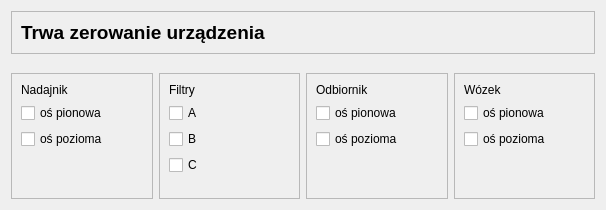
This is CzujkiLinioweApp/oknozerowanieurzadzenia.ui in wiacekmarcin/CzujkiLiniowe as Qt 5 draws it before an edit. The edited form follows.
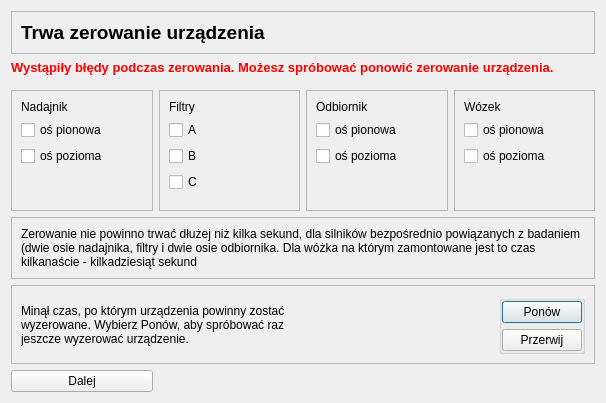
This is the edited form.

Diff of the .ui file:
```diff
--- a/CzujkiLinioweApp/oknozerowanieurzadzenia.ui
+++ b/CzujkiLinioweApp/oknozerowanieurzadzenia.ui
@@ -7,14 +7,178 @@
     <x>0</x>
     <y>0</y>
     <width>606</width>
-    <height>210</height>
+    <height>403</height>
    </rect>
   </property>
   <property name="windowTitle">
    <string>Czujki Liniowe - zerowanie urządzenia</string>
   </property>
   <layout class="QGridLayout" name="gridLayout">
-   <item row="2" column="0">
+   <item row="5" column="0" colspan="4">
+    <widget class="QFrame" name="frameError">
+     <property name="frameShape">
+      <enum>QFrame::StyledPanel</enum>
+     </property>
+     <property name="frameShadow">
+      <enum>QFrame::Raised</enum>
+     </property>
+     <layout class="QHBoxLayout" name="horizontalLayout_3">
+      <item>
+       <widget class="QLabel" name="label_5">
+        <property name="text">
+         <string>Minął czas, po którym urządzenia powinny zostać wyzerowane. Wybierz Ponów, aby spróbować raz jeszcze wyzerować urządzenie. </string>
+        </property>
+        <property name="wordWrap">
+         <bool>true</bool>
+        </property>
+       </widget>
+      </item>
+      <item>
+       <spacer name="horizontalSpacer">
+        <property name="orientation">
+         <enum>Qt::Horizontal</enum>
+        </property>
+        <property name="sizeHint" stdset="0">
+         <size>
+          <width>40</width>
+          <height>20</height>
+         </size>
+        </property>
+       </spacer>
+      </item>
+      <item>
+       <widget class="QGroupBox" name="groupBox">
+        <property name="title">
+         <string/>
+        </property>
+        <layout class="QVBoxLayout" name="verticalLayout_5">
+         <property name="spacing">
+          <number>6</number>
+         </property>
+         <property name="leftMargin">
+          <number>0</number>
+         </property>
+         <property name="topMargin">
+          <number>0</number>
+         </property>
+         <property name="rightMargin">
+          <number>0</number>
+         </property>
+         <property name="bottomMargin">
+          <number>0</number>
+         </property>
+         <item>
+          <widget class="QPushButton" name="pbAgain">
+           <property name="text">
+            <string>Ponów</string>
+           </property>
+          </widget>
+         </item>
+         <item>
+          <widget class="QPushButton" name="pbBreak">
+           <property name="text">
+            <string>Przerwij</string>
+           </property>
+          </widget>
+         </item>
+        </layout>
+       </widget>
+      </item>
+     </layout>
+    </widget>
+   </item>
+   <item row="4" column="0" colspan="4">
+    <widget class="QFrame" name="frame">
+     <property name="frameShape">
+      <enum>QFrame::StyledPanel</enum>
+     </property>
+     <property name="frameShadow">
+      <enum>QFrame::Raised</enum>
+     </property>
+     <layout class="QHBoxLayout" name="horizontalLayout_2">
+      <item>
+       <widget class="QLabel" name="label_4">
+        <property name="text">
+         <string>Zerowanie nie powinno trwać dłużej niż kilka sekund, dla silników bezpośrednio powiązanych z badaniem (dwie osie nadajnika, filtry i dwie osie odbiornika. Dla wóżka na którym zamontowane jest to czas kilkanaście - kilkadziesiąt sekund</string>
+        </property>
+        <property name="wordWrap">
+         <bool>true</bool>
+        </property>
+       </widget>
+      </item>
+     </layout>
+    </widget>
+   </item>
+   <item row="1" column="0" colspan="4">
+    <widget class="QLabel" name="error">
+     <property name="font">
+      <font>
+       <pointsize>10</pointsize>
+       <bold>true</bold>
+      </font>
+     </property>
+     <property name="styleSheet">
+      <string notr="true">color:red</string>
+     </property>
+     <property name="text">
+      <string>Wystąpiły błędy podczas zerowania. Możesz spróbować ponowić zerowanie urządzenia.</string>
+     </property>
+    </widget>
+   </item>
+   <item row="3" column="1">
+    <widget class="QFrame" name="frame_filtry">
+     <property name="frameShape">
+      <enum>QFrame::StyledPanel</enum>
+     </property>
+     <property name="frameShadow">
+      <enum>QFrame::Raised</enum>
+     </property>
+     <layout class="QVBoxLayout" name="verticalLayout_2">
+      <item>
+       <widget class="QLabel" name="label_2">
+        <property name="text">
+         <string>Filtry</string>
+        </property>
+       </widget>
+      </item>
+      <item>
+       <widget class="QCheckBox" name="rb_a">
+        <property name="text">
+         <string>A</string>
+        </property>
+       </widget>
+      </item>
+      <item>
+       <widget class="QCheckBox" name="rb_b">
+        <property name="text">
+         <string>B</string>
+        </property>
+       </widget>
+      </item>
+      <item>
+       <widget class="QCheckBox" name="rb_c">
+        <property name="text">
+         <string>C</string>
+        </property>
+       </widget>
+      </item>
+      <item>
+       <spacer name="verticalSpacer_4">
+        <property name="orientation">
+         <enum>Qt::Vertical</enum>
+        </property>
+        <property name="sizeHint" stdset="0">
+         <size>
+          <width>20</width>
+          <height>40</height>
+         </size>
+        </property>
+       </spacer>
+      </item>
+     </layout>
+    </widget>
+   </item>
+   <item row="3" column="0">
     <widget class="QFrame" name="frame_nadajnik">
      <property name="frameShape">
       <enum>QFrame::StyledPanel</enum>
@@ -60,7 +224,7 @@
      </layout>
     </widget>
    </item>
-   <item row="2" column="2">
+   <item row="3" column="2">
     <widget class="QFrame" name="frame_odbiornik">
      <property name="frameShape">
       <enum>QFrame::StyledPanel</enum>
@@ -106,73 +270,7 @@
      </layout>
     </widget>
    </item>
-   <item row="2" column="1">
-    <widget class="QFrame" name="frame_filtry">
-     <property name="frameShape">
-      <enum>QFrame::StyledPanel</enum>
-     </property>
-     <property name="frameShadow">
-      <enum>QFrame::Raised</enum>
-     </property>
-     <layout class="QVBoxLayout" name="verticalLayout_2">
-      <item>
-       <widget class="QLabel" name="label_2">
-        <property name="text">
-         <string>Filtry</string>
-        </property>
-       </widget>
-      </item>
-      <item>
-       <widget class="QCheckBox" name="rb_a">
-        <property name="text">
-         <string>A</string>
-        </property>
-       </widget>
-      </item>
-      <item>
-       <widget class="QCheckBox" name="rb_b">
-        <property name="text">
-         <string>B</string>
-        </property>
-       </widget>
-      </item>
-      <item>
-       <widget class="QCheckBox" name="rb_c">
-        <property name="text">
-         <string>C</string>
-        </property>
-       </widget>
-      </item>
-      <item>
-       <spacer name="verticalSpacer_4">
-        <property name="orientation">
-         <enum>Qt::Vertical</enum>
-        </property>
-        <property name="sizeHint" stdset="0">
-         <size>
-          <width>20</width>
-          <height>40</height>
-         </size>
-        </property>
-       </spacer>
-      </item>
-     </layout>
-    </widget>
-   </item>
-   <item row="1" column="0">
-    <spacer name="verticalSpacer">
-     <property name="orientation">
-      <enum>Qt::Vertical</enum>
-     </property>
-     <property name="sizeHint" stdset="0">
-      <size>
-       <width>20</width>
-       <height>40</height>
-      </size>
-     </property>
-    </spacer>
-   </item>
-   <item row="2" column="3">
+   <item row="3" column="3">
     <widget class="QFrame" name="frame_wozek">
      <property name="frameShape">
       <enum>QFrame::StyledPanel</enum>
@@ -243,6 +341,26 @@
      </layout>
     </widget>
    </item>
+   <item row="2" column="0">
+    <spacer name="verticalSpacer">
+     <property name="orientation">
+      <enum>Qt::Vertical</enum>
+     </property>
+     <property name="sizeHint" stdset="0">
+      <size>
+       <width>20</width>
+       <height>40</height>
+      </size>
+     </property>
+    </spacer>
+   </item>
+   <item row="6" column="0">
+    <widget class="QPushButton" name="pbDalej">
+     <property name="text">
+      <string>Dalej</string>
+     </property>
+    </widget>
+   </item>
   </layout>
  </widget>
  <resources/>
```
